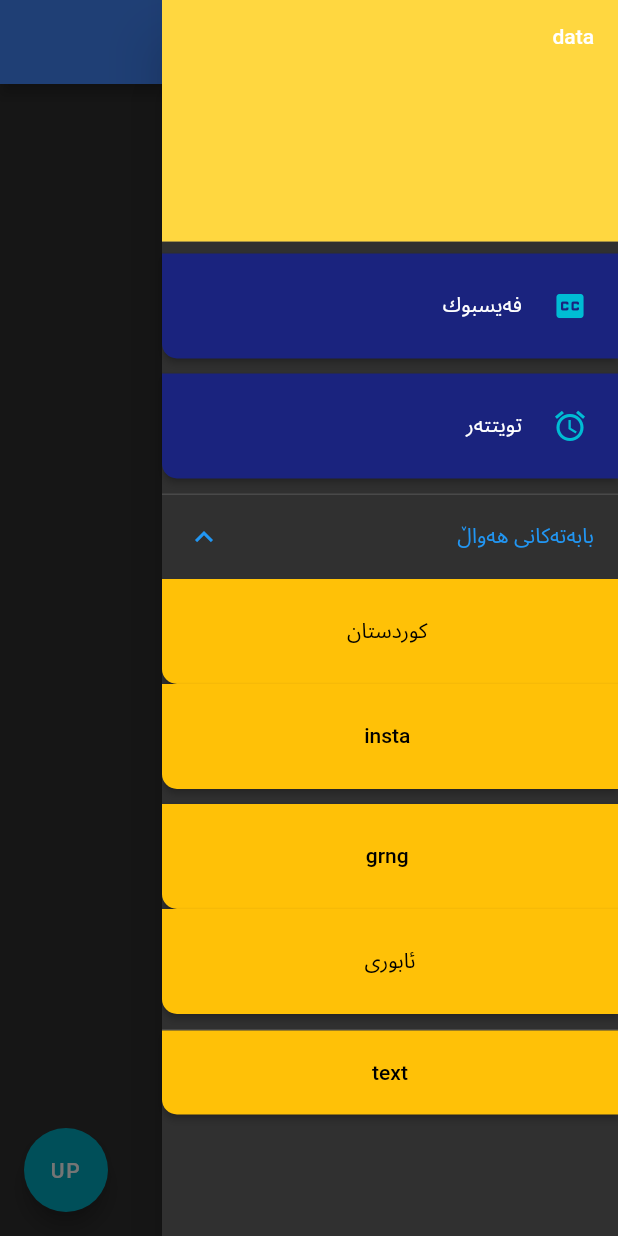
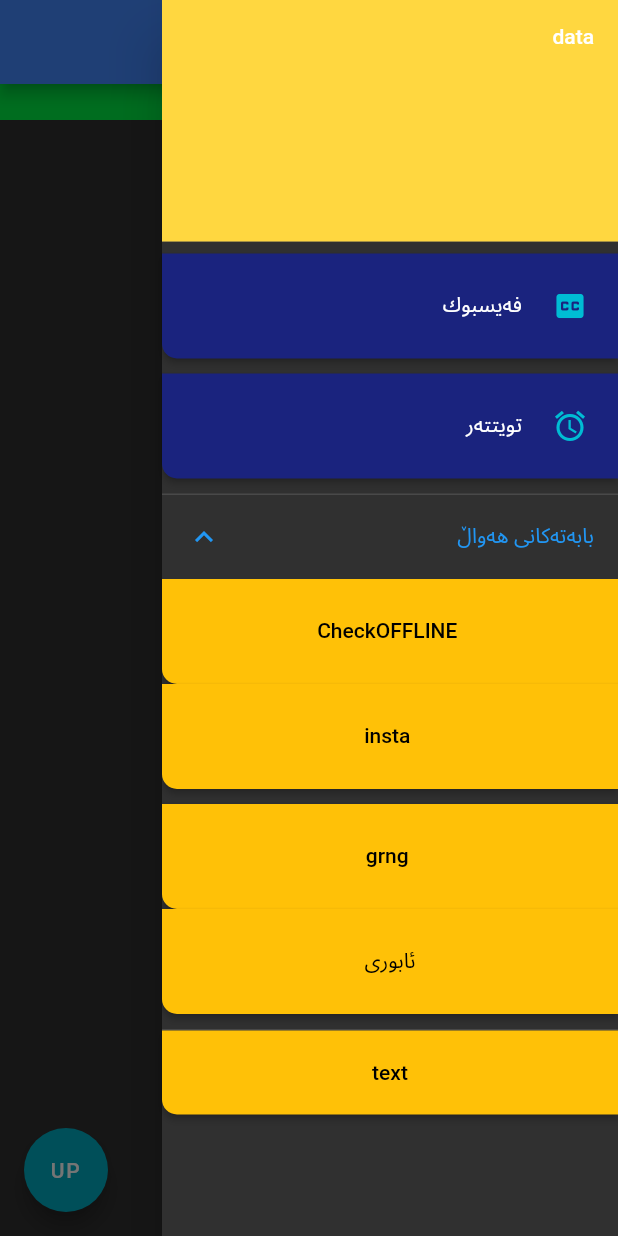
Before and after one commit to hooshyar/Flutter-Wordpress-Client, a Flutter app: the screen it shows after launch, with the side drawer open, on a phone screen of 412 x 824 dp. Run offline on Flutter 3.47's test engine with Material 2 defaults, Android fonts, the phone set to English and light mode, and no system bars; our stand-ins replace cached_network_image, flutter_html, flutter_offline, sqflite; accounts and stored records are empty.

```diff
--- a/lib/main.dart
+++ b/lib/main.dart
@@ -40,7 +40,7 @@ void main() {
    //     '/GrngCat': (BuildContext context) => new GrngCat(),
        // '/KrdCat' : (BuildContext context) => new KrdCat(),
         '/InstaPage' : (BuildContext context) => new InstaPage(), //7
-//          '/HawalnirHome2' : (BuildContext context) => new HawalnirHome2() ,
+          '/MainPage' : (BuildContext context) => new MainPage() ,
 //        '/AlertPage' : (BuildContext context) => new AlertPage(),
       },
 
--- a/lib/src/widgets/catWidgets.dart
+++ b/lib/src/widgets/catWidgets.dart
@@ -22,7 +22,7 @@ Widget hawalImage(Post post) {
         BoxShadow(
           spreadRadius: 10,
           blurRadius: 20,
-        color: Colors.blue,
+        color: Colors.black,
         offset: new Offset(1.0, 1.0),
       ) ,
       ] ,
--- a/lib/src/widgets/drawerMain.dart
+++ b/lib/src/widgets/drawerMain.dart
@@ -21,11 +21,11 @@ Widget drawerMain(context) {
           initiallyExpanded: true,
           title: Text("بابه‌ته‌كانی هه‌واڵ"),
           children: <Widget>[
-            drawerBtn(" كوردستان", () {
+            drawerBtn(" CheckOFFLINE", () {
               // we want to close the drawer
               Navigator.of(context).pop(); //TODO Find a better way
               Navigator.pushNamed(
-                  context, '/KrdCat'); // => KurdistanCat.dart
+                  context, '/MainPage'); // => KurdistanCat.dart
             }),
             drawerBtn(" insta", () {
               // we want to close the drawer
--- a/lib/src/widgets/listViews2.dart
+++ b/lib/src/widgets/listViews2.dart
@@ -1,4 +1,5 @@
 import 'package:flutter/material.dart';
+import 'package:flutter_offline/flutter_offline.dart';
 import '../widgets/eachPost.dart';
 import '../widgets/catWidgets.dart';
 import 'package:http/http.dart' as http;
@@ -24,15 +25,20 @@ class ListViewPosts2 extends StatefulWidget {
     return new ListViewPosts2State();
   }
 }
-var scrollCont = ScrollController(initialScrollOffset: 0.0,keepScrollOffset: true) ;
+
+var scrollCont =
+    ScrollController(initialScrollOffset: 0.0, keepScrollOffset: true);
 
 class ListViewPosts2State extends State<ListViewPosts2> {
   var dbHelper = DatabaseHelper();
   List<Post> postList;
   int count = 0;
 
-
-
+  @override
+  void initState() {
+    // TODO: implement initState
+    super.initState();
+  }
 
   @override
   Widget build(BuildContext context) {
@@ -40,42 +46,50 @@ class ListViewPosts2State extends State<ListViewPosts2> {
 
     //debugPrint(postList.toString()) ;
     // return Text(postsFrom.toString(),
-    return ListView.builder(
-        controller: scrollCont ,
+
+    return OfflineBuilder(
+      debounceDuration: Duration(seconds: 3),
+      connectivityBuilder: (
+        BuildContext context,
+        ConnectivityResult connectivity,
+        Widget child,
+      ) {
+        final bool connected = connectivity != ConnectivityResult.none;
+        return new Stack(
+          fit: StackFit.expand,
+          children: [
+            ListView.builder(
+                controller: scrollCont,
                 itemCount: posts.length, //posts.length,
                 padding: const EdgeInsets.all(15.0),
-
                 itemBuilder: (context, position) {
                   String authorName = posts[position].author;
-          int postID = posts[position].id ;
+                  int postID = posts[position].id;
                   // debugPrint(authorName);
                   dynamic imgUrl = posts[position].featuredMediaUrl;
                   //dbHelper.insertPost(posts[position]) ;
 
                   return Card(
-            shape: RoundedRectangleBorder(borderRadius: BorderRadius.all(Radius.circular(10.0))),
+                    shape: RoundedRectangleBorder(
+                        borderRadius: BorderRadius.all(Radius.circular(10.0))),
                     clipBehavior: Clip.hardEdge,
                     child: Column(
                       children: <Widget>[
                         Stack(
                           children: <Widget>[
                             Hero(
-
                                 tag: 'hero$postID',
                                 child: hawalImage(posts[position])),
 
                             //Todo Put it on stack
                           ],
-
-                ) ,
-
+                        ),
                         new Padding(
                           padding: EdgeInsets.all(5.0),
                           child: new ListTile(
                             onTap: () {
                               Navigator.push(
                                 context,
-
                                 MaterialPageRoute(
                                   //fullscreenDialog: true,
                                   builder: (context) =>
@@ -84,7 +98,7 @@ class ListViewPosts2State extends State<ListViewPosts2> {
                               );
                             },
                             title: hawalTitle(posts[position]),
-                    subtitle:  Row(
+                            subtitle: Row(
                               children: <Widget>[
                                 Expanded(child: hawalAuthor(posts[position])),
                                 Expanded(
@@ -100,9 +114,33 @@ class ListViewPosts2State extends State<ListViewPosts2> {
                       ],
                     ),
                   );
-
-        });
-
+                }),
+            Positioned(
+              height: 24.0,
+              left: 0.0,
+              right: 0.0,
+              child: Container(
+                color: connected ? Color(0xFF00EE44) : Color(0xFFEE4400),
+                child: Center(
+                  child: Text("${connected ? 'ONLINE' : 'OFFLINE'}"),
+                ),
+              ),
+            ),
+          ],
+        );
+      },
+      child: Column(
+        mainAxisAlignment: MainAxisAlignment.center,
+        children: <Widget>[
+          new Text(
+            'There are no bottons to push :)',
+          ),
+          new Text(
+            'Just turn off your internet.',
+          ),
+        ],
+      ),
+    );
   }
 }
 
--- a/pubspec.yaml
+++ b/pubspec.yaml
@@ -13,6 +13,7 @@ environment:
   sdk: ">=2.0.0-dev.68.0 <3.0.0"
 
 dependencies:
+  flutter_offline: "^0.2.2"
   cached_network_image: ^0.5.1
   json_annotation: ^2.0.0
   sqflite: any
```
Also changed, not shown: lib/src/app.dart (+57 -49 lines), lib/src/app2.dart (+4 -11 lines), lib/src/pages/no-net.dart (+23 -23 lines). Lines whose indentation alone changed are shown as unchanged.
